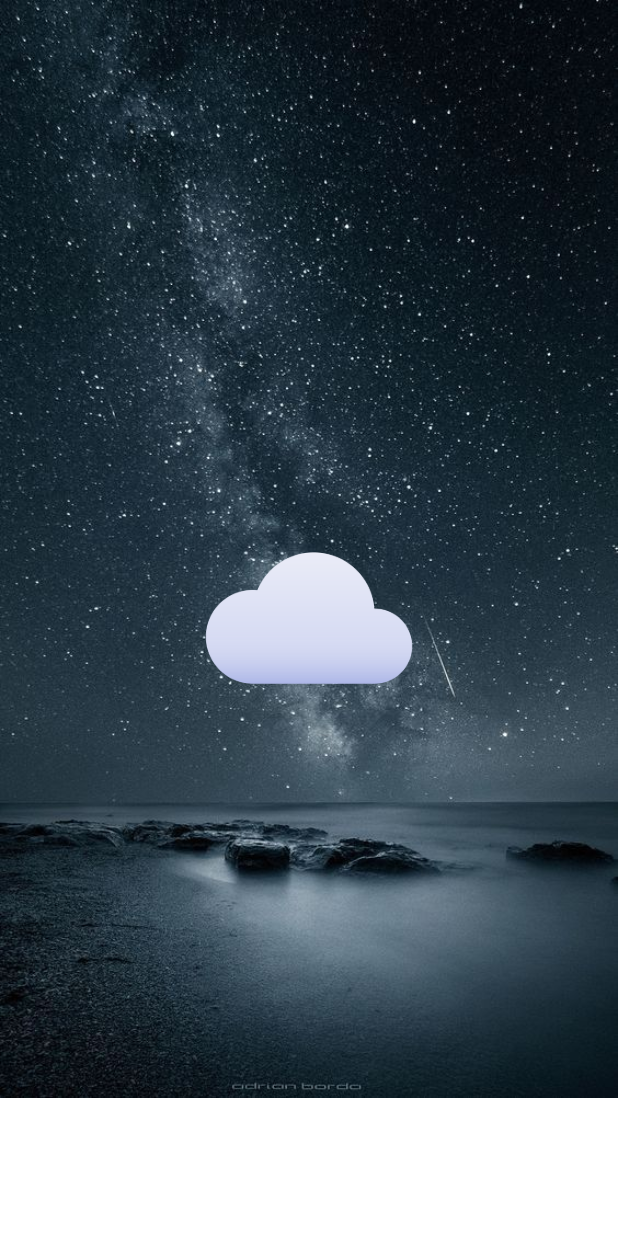
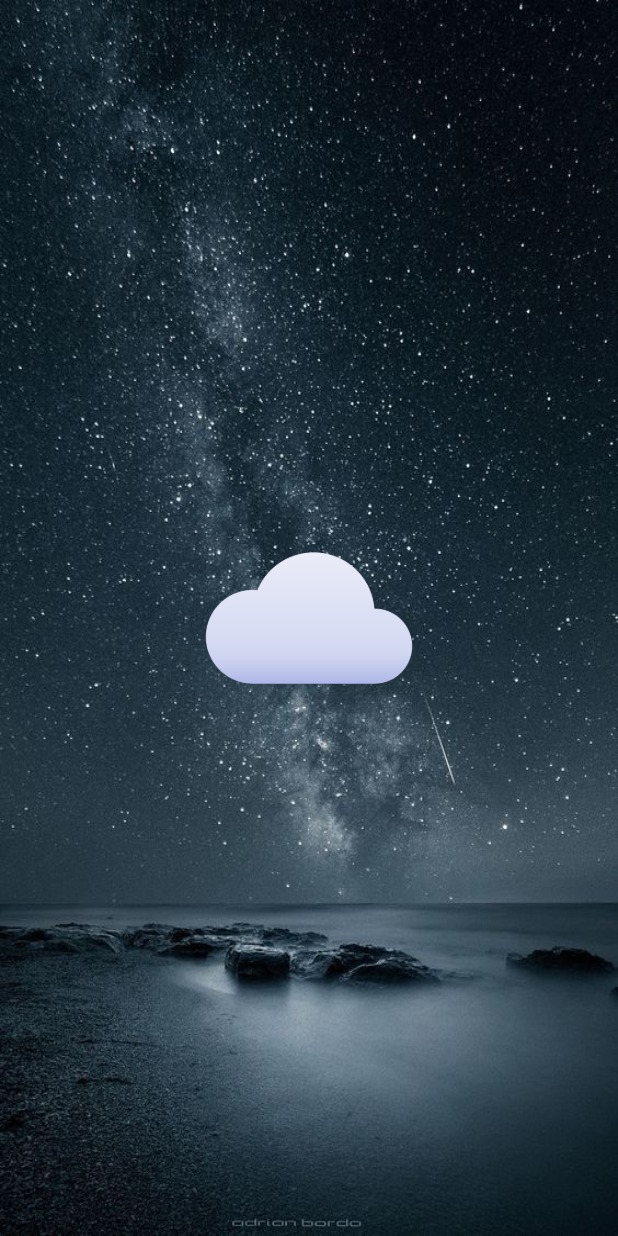
Before and after one commit to PVLama/weather_app, a Flutter app: the screen it shows after launch, on a phone screen of 412 x 824 dp. Run offline on Flutter 3.47's test engine with Material 3 defaults, Android fonts, the phone set to English and light mode, and no system bars; our stand-ins replace geocoding, geolocator, get, sleek_circular_slider.

Commit message:
Commit update

```diff
--- a/lib/screens/home_screen.dart
+++ b/lib/screens/home_screen.dart
@@ -1,5 +1,7 @@
 
+import 'package:flutter/cupertino.dart';
 import 'package:flutter/material.dart';
+import 'package:flutter/widgets.dart';
 import 'package:get/get.dart';
 import 'package:weather_app/consts/app_assets.dart';
 import 'package:weather_app/controllers/global_controller.dart';
@@ -23,7 +25,7 @@ class _HomeScreenState extends State<HomeScreen> {
   Widget build(BuildContext context) {
     return Stack(
       children: [
-        Image.asset(AppAssets.imageBackGrd),
+        Positioned.fill(child: Image.asset(AppAssets.imageBackGrd, fit: BoxFit.fill,)),
         Scaffold(
           backgroundColor: Colors.transparent,
           body: SafeArea(
```
